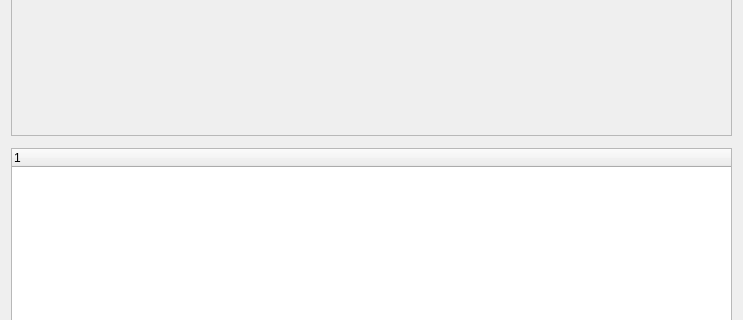
The window that Libs/DICOM/Widgets/Resources/UI/ctkDICOMQueryRetrieveWidget.ui (commontk/CTK) describes before a commit, drawn with Qt 5; both pictures show x 0 to 743 and y 95 to 415 of the 743 by 793 pixel window.
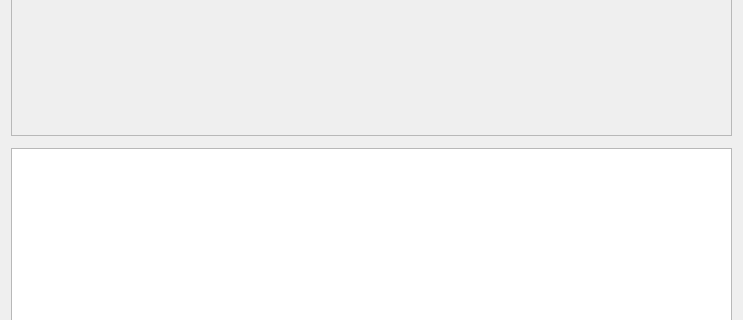
The same window after the commit. Custom widgets are drawn as their Qt base class.

Commit message: ENH: connect dicom model to tree view in query retrieve widget

Patch:
```diff
--- a/Libs/DICOM/Widgets/Resources/UI/ctkDICOMQueryRetrieveWidget.ui
+++ b/Libs/DICOM/Widgets/Resources/UI/ctkDICOMQueryRetrieveWidget.ui
@@ -43,13 +43,7 @@
     <widget class="ctkDICOMCommandWidget" name="widget" native="true"/>
    </item>
    <item>
-    <widget class="QTreeWidget" name="treeWidget">
-     <column>
-      <property name="text">
-       <string notr="true">1</string>
-      </property>
-     </column>
-    </widget>
+    <widget class="QTreeView" name="treeView"/>
    </item>
   </layout>
  </widget>
```
The commit also changes 2 other files.
